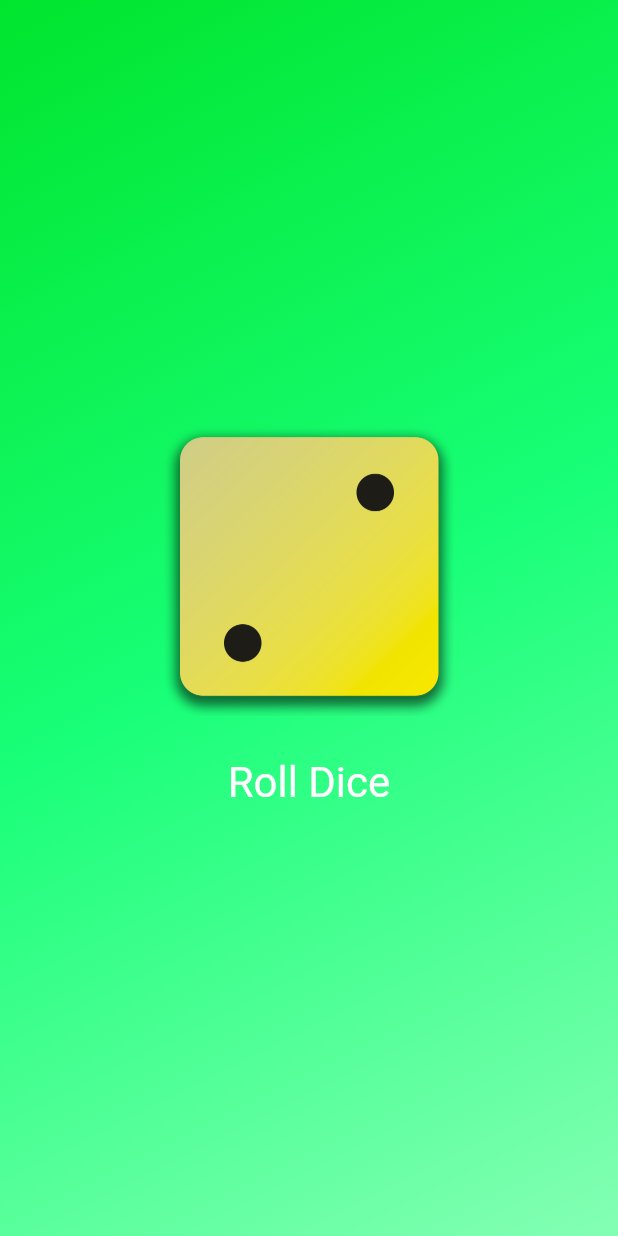
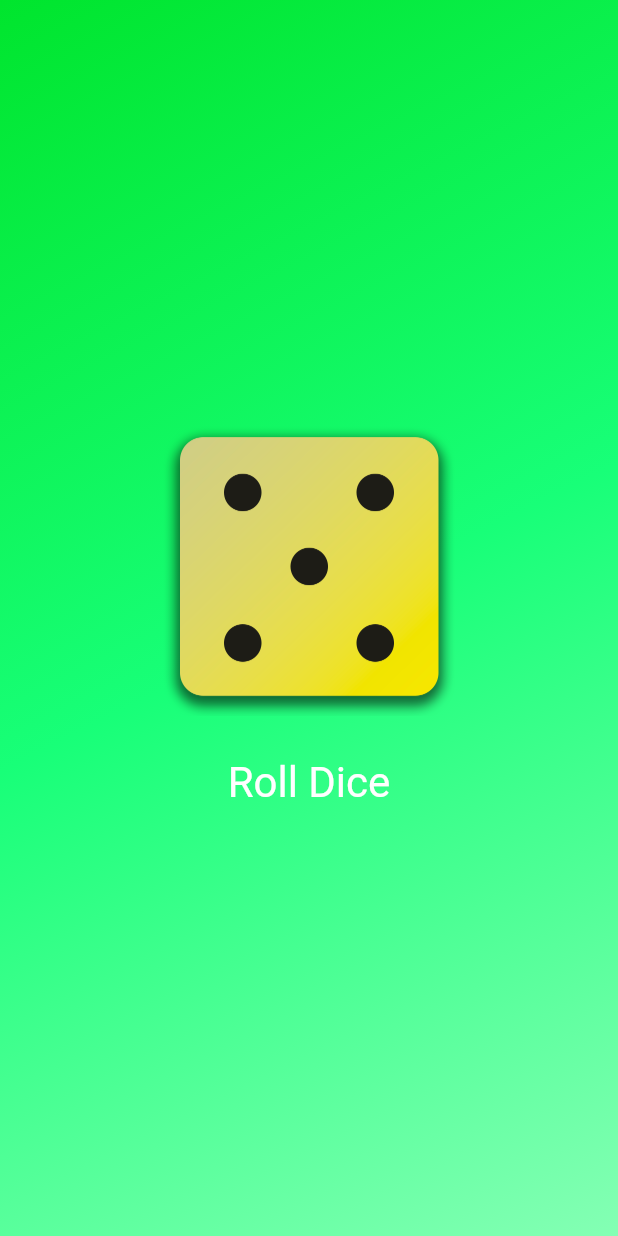
Before and after one commit to Igor-IGI/first_flutter_app, a Flutter app: the screen it shows after launch, after a tap on "Roll Dice", on a phone screen of 412 x 824 dp. Run offline on Flutter 3.47's test engine with Material 2 defaults, Android fonts, the phone set to English and light mode, and no system bars.

Commit message:
add variable for active image

```diff
--- a/lib/gradient_container.dart
+++ b/lib/gradient_container.dart
@@ -11,11 +11,10 @@ const endAlignment = Alignment.bottomRight;
 
 class GradientContainer extends StatelessWidget {
   // Below code is same like GradientContainer({key}) : super(key: key);
-  const GradientContainer(
-      {required this.colors, required this.imageName, super.key});
+  GradientContainer({required this.colors, super.key});
 
   final List<Color> colors;
-  final String imageName;
+  var activeDiceImage = 'assets/images/dice-5.png';
 
   @override
   Widget build(context) {
@@ -32,14 +31,16 @@ class GradientContainer extends StatelessWidget {
           mainAxisSize: MainAxisSize.min,
           children: [
             Image.asset(
-              imageName,
+              activeDiceImage,
               width: 200,
             ),
             const SizedBox(
               height: 20,
             ),
             TextButton(
-              onPressed: () {},
+              onPressed: () {
+                activeDiceImage = 'assets/images/dice-5.png';
+              },
               style: TextButton.styleFrom(
                 // padding: const EdgeInsets.only(
                 //   top: 20,
```
